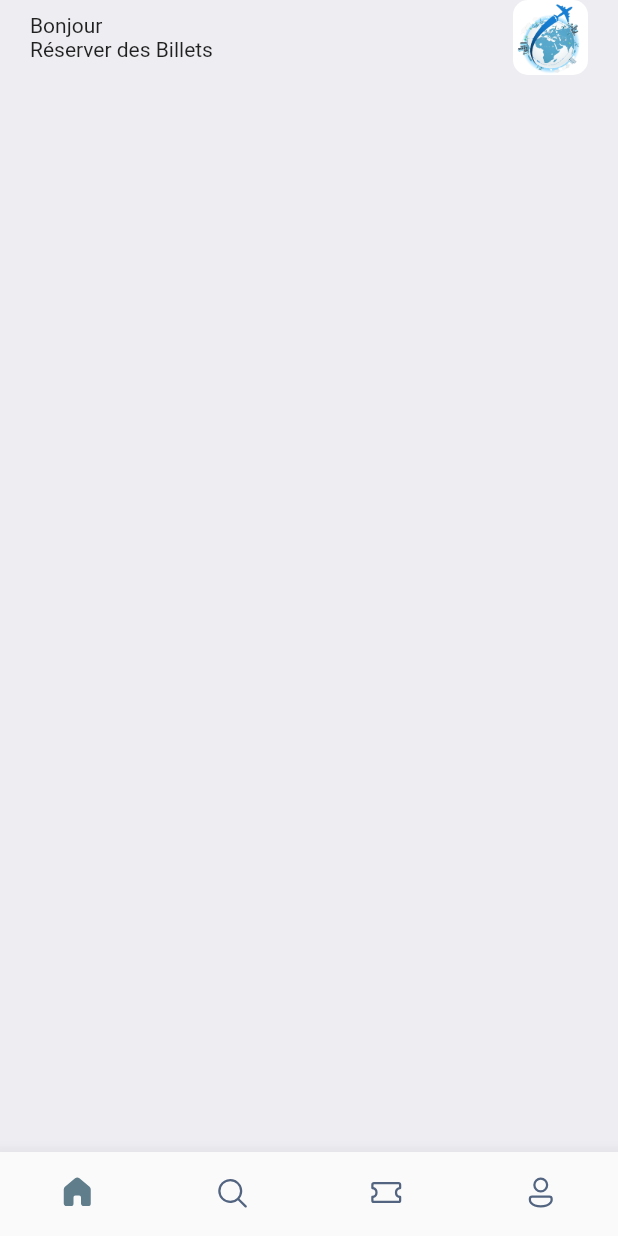
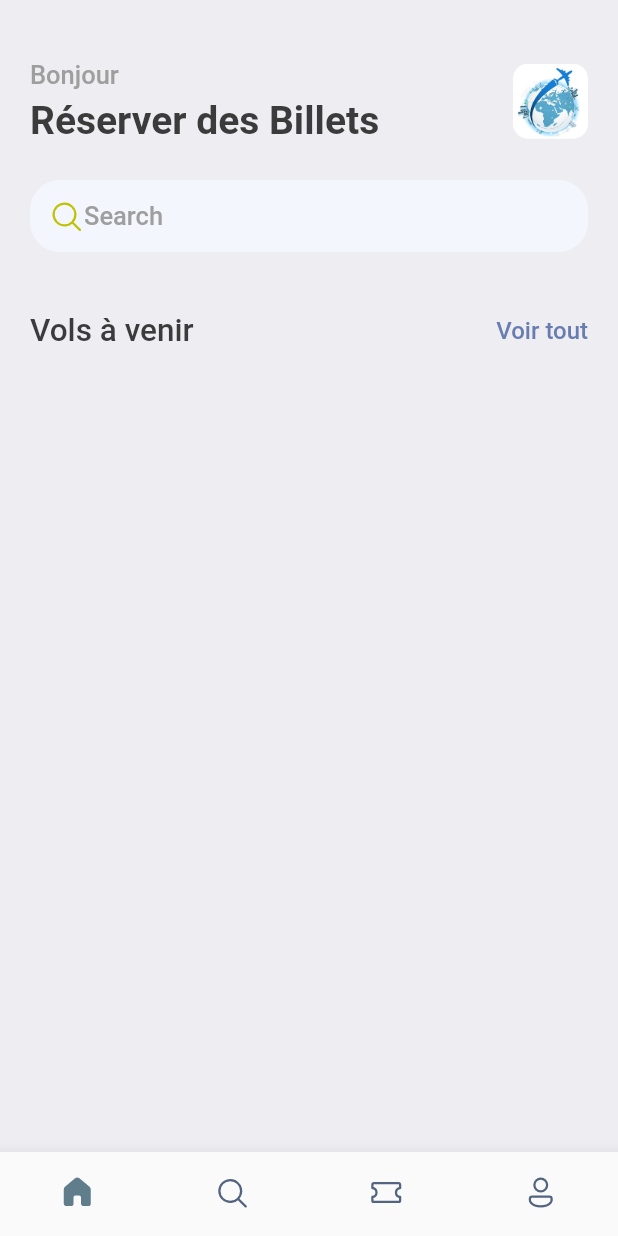
Before and after one commit to JeanPaul98/Book-Tikets, a Flutter app: the screen it shows after launch, on a phone screen of 412 x 824 dp. Run offline on Flutter 3.47's test engine with Material 2 defaults, Android fonts, the phone set to English and light mode, and no system bars; our stand-ins replace fluentui_icons, gap.

Commit message:
second commit

```diff
--- a/lib/screens/home_screen.dart
+++ b/lib/screens/home_screen.dart
@@ -1,6 +1,9 @@
+import 'package:booking/utils/app_styles.dart';
+import 'package:fluentui_icons/fluentui_icons.dart';
 import 'package:flutter/material.dart';
 import 'package:flutter/src/foundation/key.dart';
 import 'package:flutter/src/widgets/framework.dart';
+import 'package:gap/gap.dart';
 
 class HomeScreen extends StatelessWidget {
   const HomeScreen({Key? key}) : super(key: key);
@@ -8,21 +11,29 @@ class HomeScreen extends StatelessWidget {
   @override
   Widget build(BuildContext context) {
     return Scaffold(
-      backgroundColor: Color(0xFFeeedf2),
+      backgroundColor: Styles.bgColor,
       body: ListView(
         children: [
           Container(
             padding: const EdgeInsets.symmetric(horizontal: 20),
             child: Column(
               children: [
+                const Gap(40),
                 Row(
                   mainAxisAlignment: MainAxisAlignment.spaceBetween,
                   children: [
                     Column(
                       crossAxisAlignment: CrossAxisAlignment.start,
-                      children: const [
-                         Text("Bonjour"),
-                         Text("Réserver des Billets"),
+                      children: [
+                        Text(
+                          "Bonjour",
+                          style: Styles.headLineStyle3,
+                        ),
+                        const Gap(5),
+                        Text(
+                          "Réserver des Billets",
+                          style: Styles.headLineStyle1,
+                        ),
                       ],
                     ),
                     Container(
@@ -36,6 +47,43 @@ class HomeScreen extends StatelessWidget {
                       ),
                     )
                   ],
+                ),
+                const Gap(25),
+                Container(
+                  decoration: BoxDecoration(
+                      borderRadius: BorderRadius.circular(20),
+                      color: const Color(0xFFF4F6FD)),
+                  padding:
+                      const EdgeInsets.symmetric(horizontal: 12, vertical: 12),
+                  child: Row(
+                    children: [
+                      const Icon(FluentSystemIcons.ic_fluent_search_regular,
+                          color: Color(0xFFBFC205)),
+                      Text(
+                        "Search",
+                        style: Styles.headLineStyle4,
+                      ),
+                    ],
+                  ),
+                ),
+                const Gap(40),
+                Row(
+                  mainAxisAlignment: MainAxisAlignment.spaceBetween,
+                  children: [
+                    Text(
+                      "Vols à venir",
+                      style: Styles.headLineStyle2,
+                    ),
+                    InkWell(
+                        onTap: () {
+                          print("You are tapped");
+                        },
+                        child: Text(
+                          "Voir tout",
+                          style: Styles.textSyle
+                              .copyWith(color: Styles.primaryColor),
+                        )),
+                  ],
                 )
               ],
             ),
--- a/lib/utils/app_styles.dart
+++ b/lib/utils/app_styles.dart
@@ -16,7 +16,7 @@ class Styles {
   static TextStyle headLineStyle2 =
       TextStyle(fontSize: 21, color: textColor, fontWeight: FontWeight.w500);
   static TextStyle headLineStyle3 =
-      TextStyle(fontSize: 17, color: textColor, fontWeight: FontWeight.w500);
+      TextStyle(fontSize: 17, color: Colors.grey.shade500, fontWeight: FontWeight.w500);
   static TextStyle headLineStyle4 =
       TextStyle(fontSize: 17, color: Colors.grey.shade500, fontWeight: FontWeight.w500);
 }
--- a/pubspec.yaml
+++ b/pubspec.yaml
@@ -35,6 +35,7 @@ dependencies:
   # Use with the CupertinoIcons class for iOS style icons.
   cupertino_icons: ^1.0.2
   fluentui_icons: ^1.0.0
+  gap: ^2.0.0
 
 dev_dependencies:
   flutter_test:
```
Also changed, not shown: pubspec.lock.
